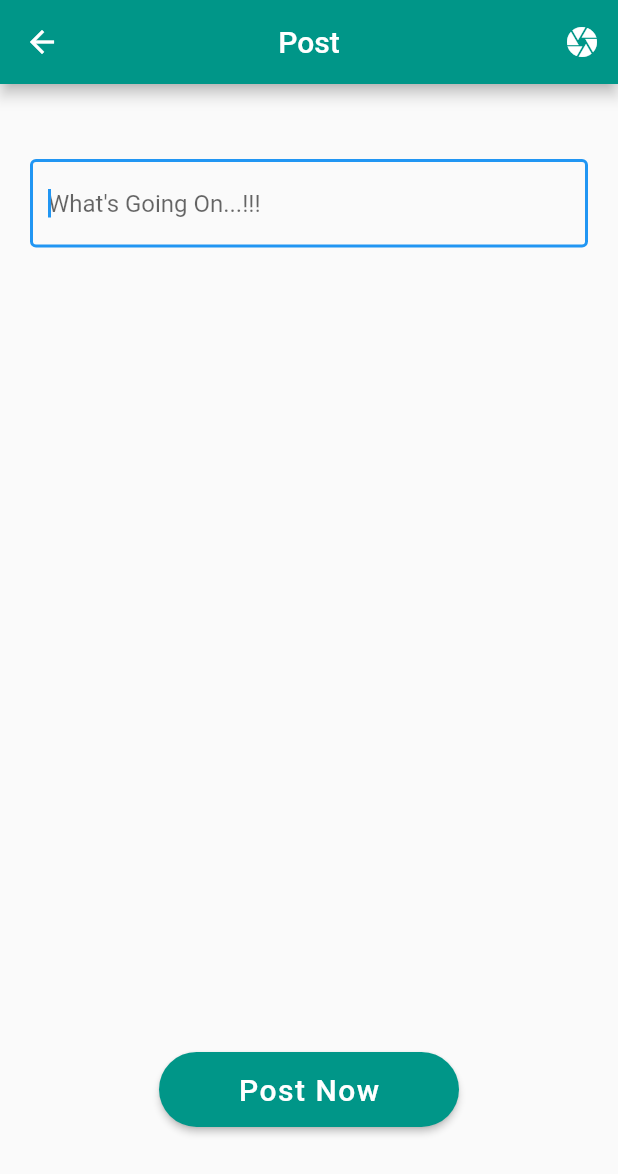
After one commit to Prant0/best_friends_inc, a Flutter app: the PostStatus screen opened by its route, after a tap on the "camera" icon, on a phone screen of 412 x 824 dp. The commit adds this screen. Shown: the top 1174 px of the screen. Run offline on Flutter 3.47's test engine with Material 2 defaults, Android fonts, the phone set to English and light mode, and no system bars; our stand-ins replace carousel_pro; missing offline and left inert: multi_image_picker.

Commit message:
Post Status Screen and Multi Image Picker Added.

```diff
--- a/lib/main.dart
+++ b/lib/main.dart
@@ -1,3 +1,5 @@
+import 'package:bestfriends/screens/postStatus.dart';
+
 import './providers/comment.dart';
 import './providers/post.dart';
 import './screens/singlePostDetails.dart';
@@ -29,6 +31,7 @@ class _MyAppState extends State<MyApp> {
           '/login':(BuildContext context)=>Login_Page(),
           '/register':(BuildContext context)=>Registation_Page(),
           SinglePostDetails.routeName: (BuildContext context)=>SinglePostDetails(),
+          PostStatus.routeName: (BuildContext context)=>PostStatus(),
         },
         theme: ThemeData(
             primaryColor: Colors.teal,
--- /dev/null
+++ b/lib/screens/postStatus.dart
@@ -0,0 +1,122 @@
+
+import 'package:flutter/cupertino.dart';
+import 'package:flutter/material.dart';
+import 'package:multi_image_picker/multi_image_picker.dart';
+
+class PostStatus extends StatefulWidget {
+  static const String routeName = '/postStatusScreen';
+
+  @override
+  _PostStatusState createState() => _PostStatusState();
+}
+
+class _PostStatusState extends State<PostStatus> {
+  List<Asset> images = List<Asset>();
+  Future<void> loadAssets() async {
+    print('Fired');
+    List<Asset> resultList = List<Asset>();
+    try {
+      resultList = await MultiImagePicker.pickImages(
+        maxImages: 5,
+        enableCamera: true,
+        selectedAssets: images,
+      );
+    } on Exception catch (e) {
+      print(e);
+    }
+
+    // If the widget was removed from the tree while the asynchronous platform
+    // message was in flight, we want to discard the reply rather than calling
+    // setState to update our non-existent appearance.
+    if (!mounted) return;
+
+    setState(() {
+      images = resultList;
+    });
+  }
+
+  @override
+  Widget build(BuildContext context) {
+    return Scaffold(
+      appBar: AppBar(
+        centerTitle: true,
+        title: Text('Post'),
+        actions: <Widget>[
+          IconButton(
+            icon: Icon(Icons.camera),
+            tooltip: "Add Media",
+            onPressed: (){
+              loadAssets();
+            },
+          ),
+        ],
+      ),
+      body: SafeArea(
+        child: Container(
+          padding: EdgeInsets.symmetric(horizontal: 20, vertical: 50),
+          height: MediaQuery.of(context).size.height,
+          width: double.infinity,
+          child: Column(
+            children:[
+              Expanded(
+                flex: 4,
+                child: TextField(
+                  keyboardType: TextInputType.multiline,
+                  maxLines: null,
+                  autofocus: true,
+                  decoration: InputDecoration(
+                    hintText: 'What\'s Going On...!!!',
+                    border: OutlineInputBorder(
+                    ),
+                  ),
+                ),
+              ),
+              Expanded(
+                flex: 2,
+                child: images==null?Container():ListView.builder(
+                  scrollDirection: Axis.horizontal,
+                    itemExtent: 150,
+                    itemBuilder: (context, item){
+                      return Card(
+                        child: Padding(
+                          padding: EdgeInsets.all(5),
+                          child: AssetThumb(
+                            asset: images[item],
+                            height: 300,
+                            width: 100,
+                          ),
+                        ),
+                      );
+                    },
+                  itemCount: images.length,
+                ),
+              ),
+              Expanded(
+                flex: 1,
+                child: Container(
+                  alignment: Alignment.center,
+                  child: Container(
+                    width: 200,
+                    height: 50,
+                    child: RaisedButton(
+                      onPressed: (){},
+                      shape: RoundedRectangleBorder(
+                        borderRadius: BorderRadius.circular(25),
+                      ),
+                      color: Theme.of(context).primaryColor,
+                      child: Text('Post Now', style: TextStyle(
+                        color: Colors.white,
+                        fontSize: 20,
+                        letterSpacing: 1,
+                      ),),
+                    ),
+                  ),
+                ),
+              ),
+            ]
+          ),
+        ),
+      ),
+    );
+  }
+}
--- a/lib/screens/singlePostDetails.dart
+++ b/lib/screens/singlePostDetails.dart
@@ -6,7 +6,7 @@ import 'package:flutter/material.dart';
 import 'package:provider/provider.dart';
 
 class SinglePostDetails extends StatelessWidget {
-  static String routeName = '/SinglePostDetails';
+  static const String routeName = '/SinglePostDetails';
   @override
   Widget build(BuildContext context) {
     final args = ModalRoute.of(context).settings.arguments;
--- a/pubspec.yaml
+++ b/pubspec.yaml
@@ -21,6 +21,8 @@ dependencies:
     sdk: flutter
   provider: ^4.1.3
   carousel_pro: ^1.0.0
+  image_picker: ^0.6.7+1
+  multi_image_picker: ^4.6.7
 
   # The following adds the Cupertino Icons font to your application.
   # Use with the CupertinoIcons class for iOS style icons.
```
Also changed, not shown: lib/screens/homepage.dart (+14 -2 lines), lib/widgets/singlePost.dart (+12 -2 lines), pubspec.lock, 1 other file.
